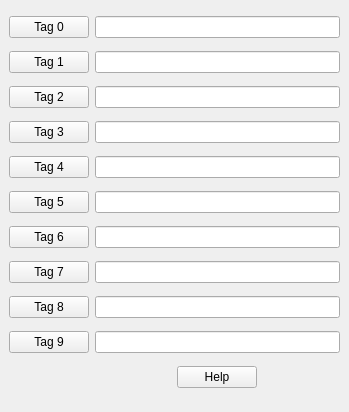
This is src/Interface/Application/TagManager.ui in SCIInstitute/SCIRun as Qt 5 draws it before an edit. The edited form follows.
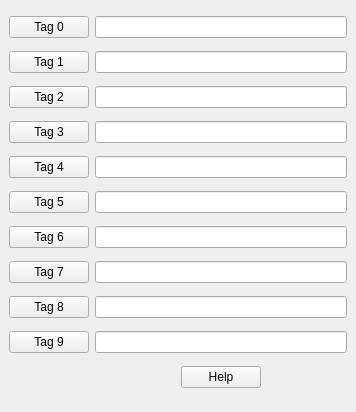
This is the edited form.

Diff of the .ui file:
```diff
--- a/src/Interface/Application/TagManager.ui
+++ b/src/Interface/Application/TagManager.ui
@@ -6,7 +6,7 @@
    <rect>
     <x>0</x>
     <y>0</y>
-    <width>349</width>
+    <width>356</width>
     <height>412</height>
    </rect>
   </property>
@@ -22,6 +22,12 @@
     <height>412</height>
    </size>
   </property>
+  <property name="maximumSize">
+   <size>
+    <width>524287</width>
+    <height>412</height>
+   </size>
+  </property>
   <property name="floating">
    <bool>true</bool>
   </property>
```
